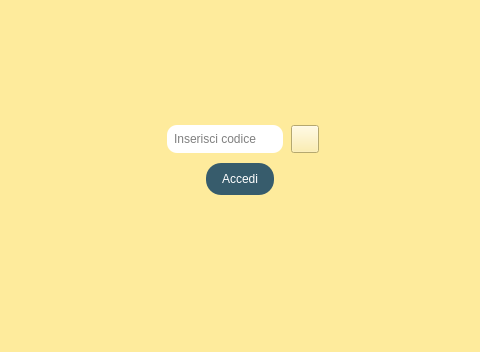
Before: the Qt Designer form Login/View/LoginFinal.ui in StracciaMatteo/GestioneCinema, drawn with Qt 5; both pictures show x 119 to 599 and y 85 to 437 of the 719 by 437 pixel window.
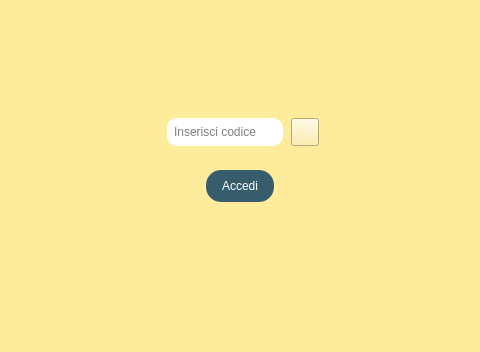
After: the same form once the commit is applied. Icons and pictures are not drawn.

Commit message: Aggiunta label per visualizzare errori nella schermata login

The edit to the form file:
```diff
--- a/Login/View/LoginFinal.ui
+++ b/Login/View/LoginFinal.ui
@@ -31,7 +31,7 @@
     </spacer>
    </item>
    <item>
-    <layout class="QVBoxLayout" name="verticalLayout" stretch="0,0,0,0,0,0,0,0">
+    <layout class="QVBoxLayout" name="verticalLayout" stretch="0,0,0,0,0,0,0,0,0">
      <property name="spacing">
       <number>0</number>
      </property>
@@ -187,6 +187,25 @@
        </item>
       </layout>
      </item>
+     <item>
+      <widget class="QLabel" name="label_error">
+       <property name="font">
+        <font>
+         <weight>75</weight>
+         <bold>true</bold>
+        </font>
+       </property>
+       <property name="styleSheet">
+        <string notr="true">color: red;</string>
+       </property>
+       <property name="text">
+        <string/>
+       </property>
+       <property name="alignment">
+        <set>Qt::AlignCenter</set>
+       </property>
+      </widget>
+     </item>
      <item>
       <spacer name="verticalSpacer_4">
        <property name="orientation">
```
The commit also changes 3 other files.
